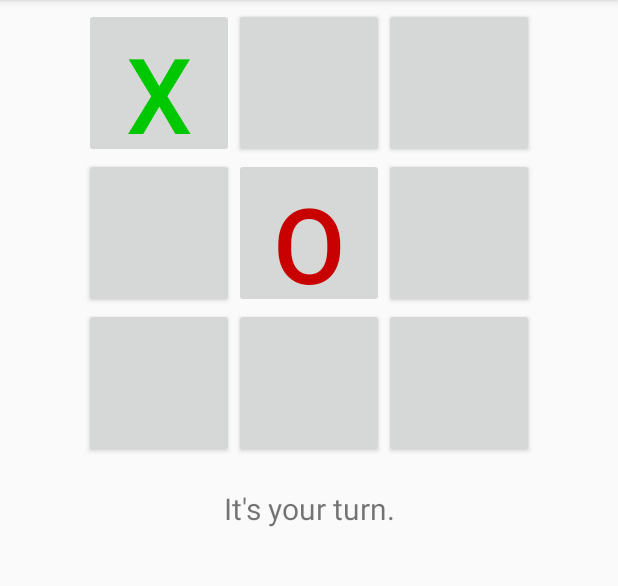
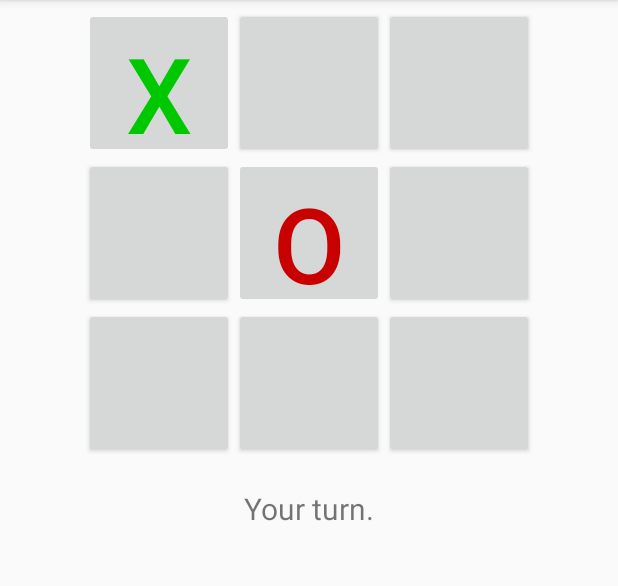
Before and after one commit to Anvido/movilesunal20192, an Android app: the screen it shows after launch (MainActivity), after a tap on an icon or button, on a phone screen of 412 x 824 dp, the part 84-670 px from its top. Run offline under Robolectric (Android 15) with nearby library versions, the phone set to English and light mode, and no system bars.

Commit message:
add strings

```diff
--- a/TicTacToe/app/src/main/java/com/example/tic_tac_toe/MainActivity.java
+++ b/TicTacToe/app/src/main/java/com/example/tic_tac_toe/MainActivity.java
@@ -66,7 +66,8 @@ public class MainActivity extends AppCompatActivity {
         }
 
         // Human goes first
-        mInfoTextView.setText("You go first.");
+        //mInfoTextView.setText("You go first.");
+        mInfoTextView.setText(R.string.first_human);
     }
 
     private void setMove(char player, int location) {
@@ -95,20 +96,21 @@ public class MainActivity extends AppCompatActivity {
                 // If no winner yet, let the computer make a move
                 int winner = mGame.checkForWinner();
                 if (winner == 0) {
-                    mInfoTextView.setText("It's Android's turn.");
+                    mInfoTextView.setText(R.string.turn_computer);
                     int move = mGame.getComputerMove();
                     setMove(TicTacToeGame.COMPUTER_PLAYER, move);
                     winner = mGame.checkForWinner();
                 }
 
                 if (winner == 0)
-                    mInfoTextView.setText("It's your turn.");
+                    mInfoTextView.setText(R.string.turn_human);
                 else if (winner == 1)
-                    mInfoTextView.setText("It's a tie!");
+                    mInfoTextView.setText(R.string.result_tie);
                 else if (winner == 2)
-                    mInfoTextView.setText("You won!");
+                    mInfoTextView.setText(R.string.result_human_wins);
                 else
-                    mInfoTextView.setText("Android won!");
+                    mInfoTextView.setText(R.string.result_computer_wins);
+
             }
         }
     }
--- a/TicTacToe/app/src/main/res/values/strings.xml
+++ b/TicTacToe/app/src/main/res/values/strings.xml
@@ -1,3 +1,9 @@
 <resources>
     <string name="app_name">Tic-Tac-Toe</string>
+    <string name="first_human">You go first.</string>
+    <string name="turn_human">Your turn.</string>
+    <string name="turn_computer">Android\'s turn.</string>
+    <string name="result_tie">It\'s a tie.</string>
+    <string name="result_human_wins">You won!</string>
+    <string name="result_computer_wins">Android won!</string>
 </resources>
```
